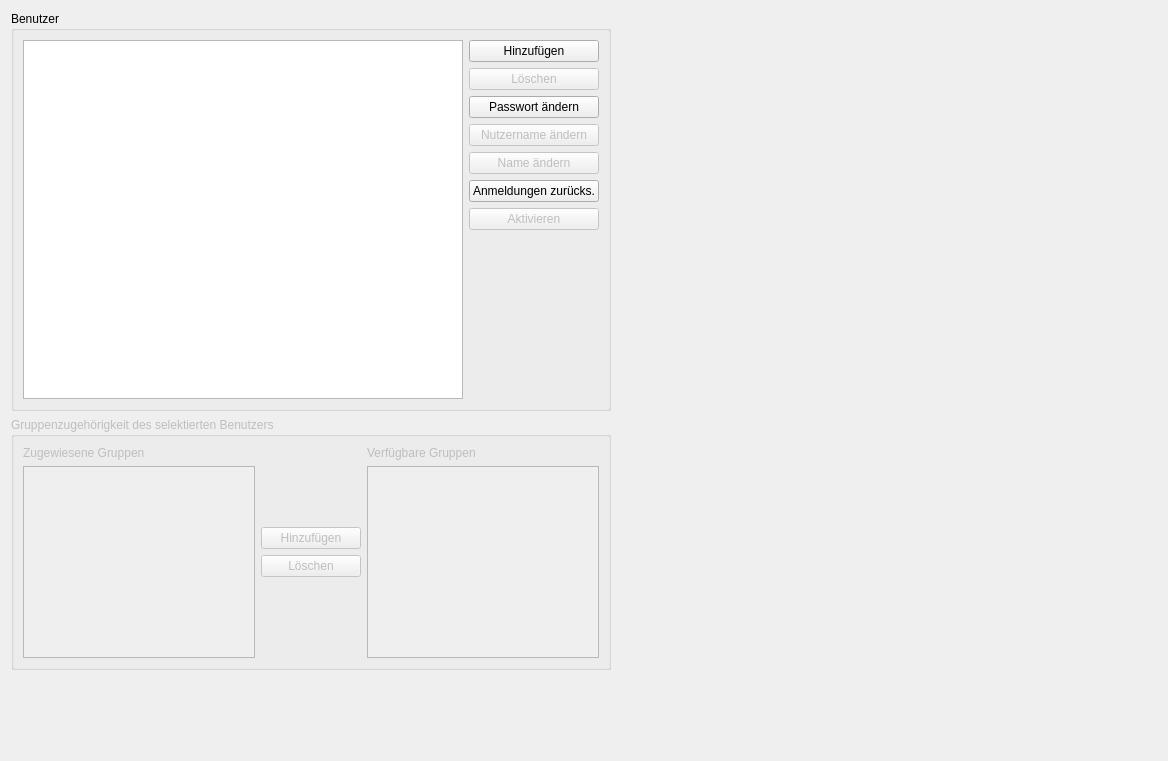
Before: the Qt Designer form ui/qmamsusersettingswidget.ui in Christian-Kr/QualificationMatrix, drawn with Qt 5.
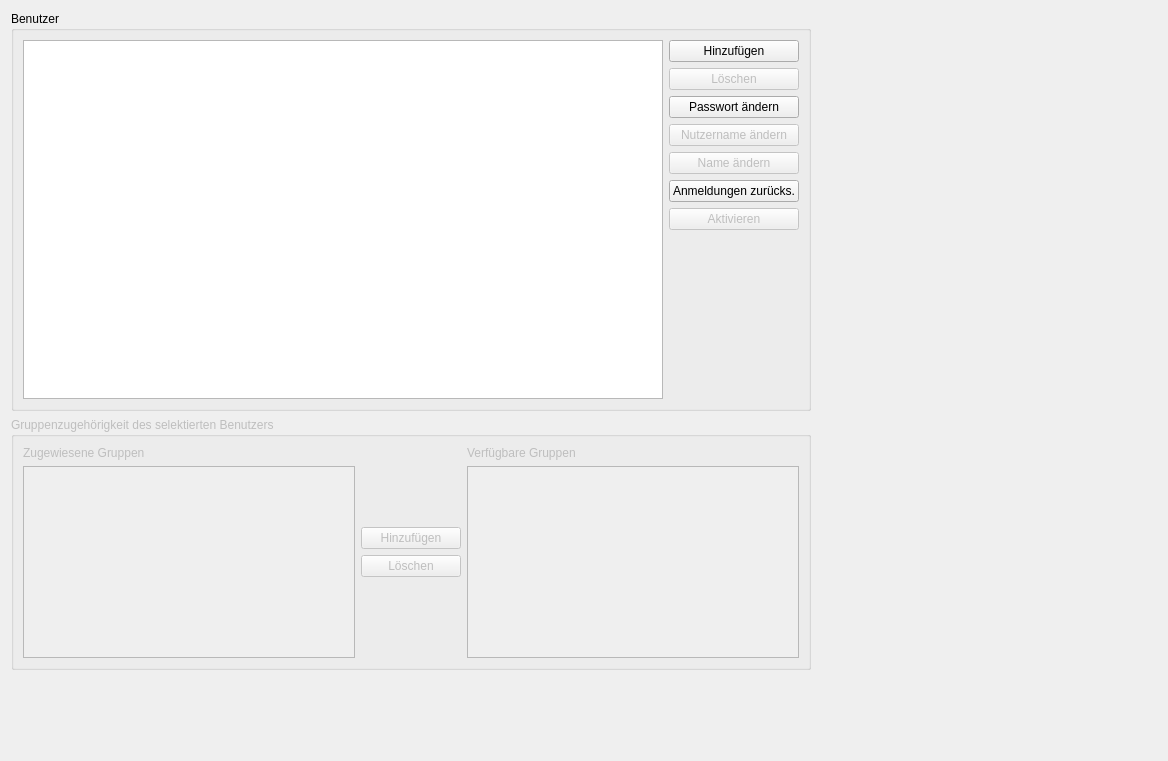
After: the same form once the commit is applied.

The edit to the form file:
```diff
--- a/ui/qmamsusersettingswidget.ui
+++ b/ui/qmamsusersettingswidget.ui
@@ -24,7 +24,7 @@
      </property>
      <property name="maximumSize">
       <size>
-       <width>600</width>
+       <width>800</width>
        <height>16777215</height>
       </size>
      </property>
@@ -159,7 +159,7 @@
      </property>
      <property name="maximumSize">
       <size>
-       <width>600</width>
+       <width>800</width>
        <height>16777215</height>
       </size>
      </property>
```
Left out of the diff: 6 changed lines with no effect on the pictures.
